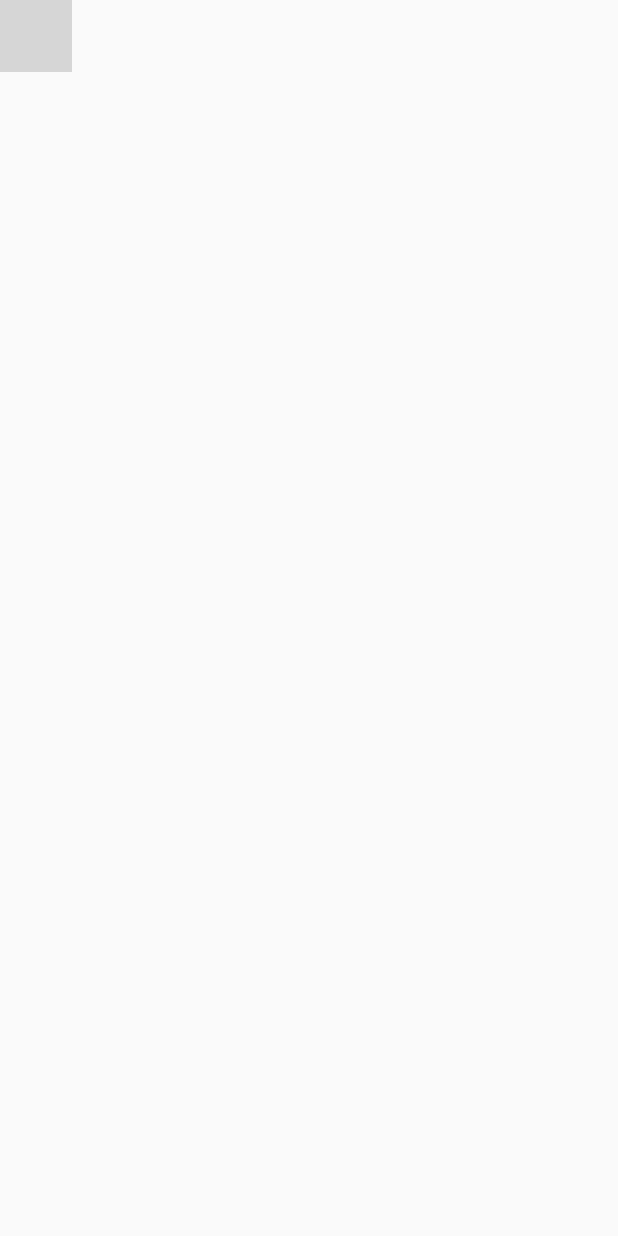
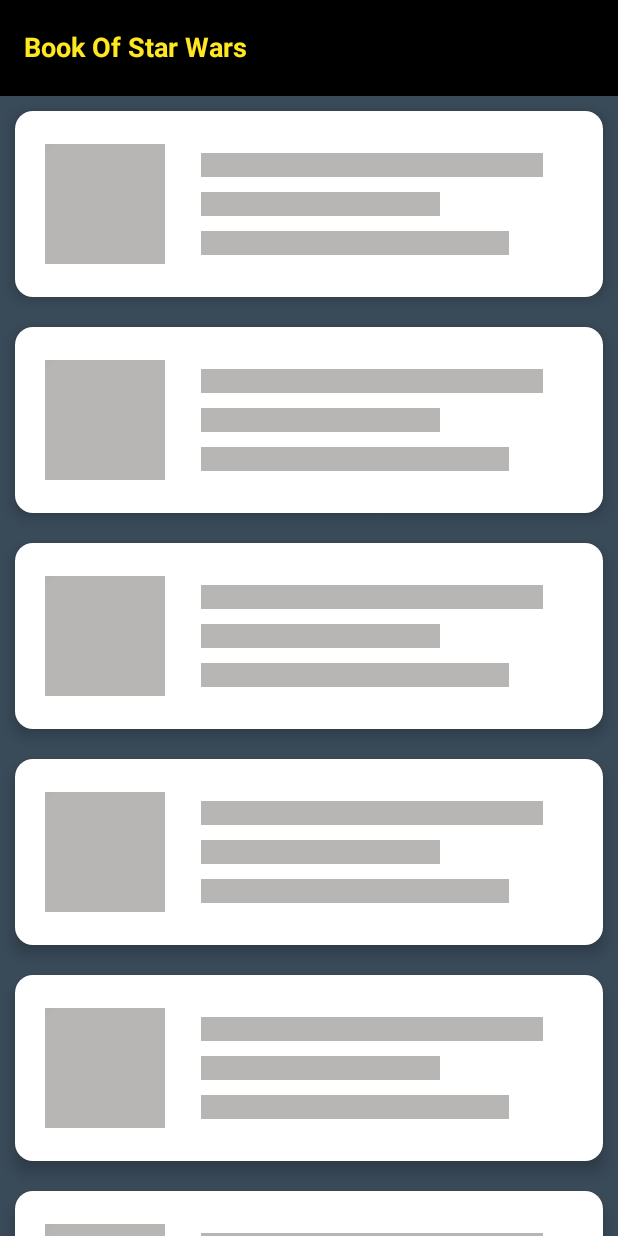
Before and after one commit to SirFilbido/BookOfStarWars, an Android app built with Jetpack Compose: the screen it shows after launch (MainActivity), on a phone screen of 412 x 824 dp. Run offline under Robolectric (Android 15) with nearby library versions, the phone set to English and light mode, and no system bars; our stand-ins replace Shimmer; 5 statements that could not run were skipped; grey boxes are pictures that could not be loaded.

Commit message:
Creating the list character screen and view model

```diff
--- /dev/null
+++ b/app/src/main/java/com/sirfilbido/bookofstarwars/ui/feature/character/listCharacter/ListCharacterScreen.kt
@@ -0,0 +1,146 @@
+package com.sirfilbido.bookofstarwars.ui.feature.character.listCharacter
+
+import androidx.compose.foundation.Image
+import androidx.compose.foundation.clickable
+import androidx.compose.foundation.layout.Arrangement
+import androidx.compose.foundation.layout.Column
+import androidx.compose.foundation.layout.Row
+import androidx.compose.foundation.layout.fillMaxSize
+import androidx.compose.foundation.layout.fillMaxWidth
+import androidx.compose.foundation.layout.padding
+import androidx.compose.foundation.lazy.LazyColumn
+import androidx.compose.foundation.lazy.itemsIndexed
+import androidx.compose.material3.CardDefaults
+import androidx.compose.material3.ElevatedCard
+import androidx.compose.material3.ExperimentalMaterial3Api
+import androidx.compose.material3.Scaffold
+import androidx.compose.material3.Text
+import androidx.compose.material3.TopAppBar
+import androidx.compose.material3.TopAppBarDefaults
+import androidx.compose.runtime.Composable
+import androidx.compose.runtime.LaunchedEffect
+import androidx.compose.runtime.collectAsState
+import androidx.compose.runtime.getValue
+import androidx.compose.runtime.rememberCoroutineScope
+import androidx.compose.ui.Modifier
+import androidx.compose.ui.layout.ContentScale
+import androidx.compose.ui.res.painterResource
+import androidx.compose.ui.res.stringResource
+import androidx.compose.ui.text.font.FontWeight
+import androidx.compose.ui.unit.dp
+import androidx.compose.ui.unit.sp
+import androidx.navigation.NavController
+import com.sirfilbido.bookofstarwars.R
+import com.sirfilbido.bookofstarwars.domain.model.CharacterList
+import com.sirfilbido.bookofstarwars.ui.components.RowLabelValue
+import com.sirfilbido.bookofstarwars.ui.feature.character.listCharacter.components.ShimmerListCharacter
+import com.sirfilbido.bookofstarwars.ui.navigation.Screen
+import com.sirfilbido.bookofstarwars.ui.theme.CoruscantBlue
+import com.sirfilbido.bookofstarwars.ui.theme.DroidYellow
+import com.sirfilbido.bookofstarwars.ui.theme.GalaxyBlack
+import com.sirfilbido.bookofstarwars.ui.theme.UnityWhite
+import kotlinx.coroutines.launch
+import org.koin.androidx.compose.koinViewModel
+
+
+@OptIn(ExperimentalMaterial3Api::class)
+@Composable
+fun ListCharacterScreen(navController: NavController) {
+
+    val scope = rememberCoroutineScope()
+    val viewModel = koinViewModel<ListCharacterViewModel>()
+    val listCharacter by viewModel.listCharacterState.collectAsState()
+
+    LaunchedEffect(viewModel) {
+        scope.launch { viewModel.fetchCharacters() }
+    }
+
+    Scaffold(
+        containerColor = CoruscantBlue,
+        topBar = {
+            TopAppBar(
+                colors = TopAppBarDefaults.topAppBarColors(
+                    containerColor = GalaxyBlack,
+                    titleContentColor = DroidYellow
+                ),
+                title = {
+                    Text(
+                        text = stringResource(id = R.string.list_character_toolbar_title),
+                        fontSize = 18.sp,
+                        fontWeight = FontWeight.Bold
+                    )
+                }
+            )
+        },
+    ) { padding ->
+        LazyColumn(
+            modifier = Modifier
+                .fillMaxSize()
+                .padding(padding)
+        ) {
+            if (listCharacter.isEmpty()){
+                items(10) {
+                    ShimmerListCharacter()
+                }
+            }else{
+                itemsIndexed(listCharacter){ position, _ ->
+                    CardCharacter(position, listCharacter, navController)
+                }
+            }
+        }
+    }
+}
+
+@Composable
+fun CardCharacter(
+    position: Int,
+    listCharacter: List<CharacterList>,
+    navController: NavController,
+) {
+    ElevatedCard(
+        elevation = CardDefaults.cardElevation(
+            defaultElevation = 6.dp
+        ), colors = CardDefaults.cardColors(
+            containerColor = UnityWhite,
+        ), modifier = Modifier
+            .padding(10.dp)
+            .clickable {
+                navController.navigate(
+                    Screen.DetailCharacterScreen.withArgs(
+                        listCharacter[position].id,
+                        listCharacter[position].name
+                    )
+                )
+            }
+    ) {
+        Row(
+            modifier = Modifier.fillMaxWidth(),
+            horizontalArrangement = Arrangement.spacedBy(4.dp)
+        ) {
+            Image(
+                painter = painterResource(id = R.drawable.ic_launcher_foreground),
+                contentDescription = null,
+                contentScale = ContentScale.Fit,
+            )
+
+            Column(
+                modifier = Modifier.padding(20.dp),
+                verticalArrangement = Arrangement.spacedBy(8.dp)
+            ) {
+                RowLabelValue(
+                    stringResource(id = R.string.list_character_name),
+                    listCharacter[position].name
+                )
+                RowLabelValue(
+                    stringResource(id = R.string.list_character_birth_year),
+                    listCharacter[position].birthYear
+                )
+                RowLabelValue(
+                    stringResource(id = R.string.list_character_gender),
+                    listCharacter[position].gender
+                        ?: stringResource(id = R.string.list_character_undefined)
+                )
+            }
+        }
+    }
+}
--- /dev/null
+++ b/app/src/main/java/com/sirfilbido/bookofstarwars/ui/feature/character/listCharacter/ListCharacterViewModel.kt
@@ -0,0 +1,24 @@
+package com.sirfilbido.bookofstarwars.ui.feature.character.listCharacter
+
+import androidx.lifecycle.ViewModel
+import androidx.lifecycle.viewModelScope
+import com.sirfilbido.bookofstarwars.domain.model.CharacterList
+import com.sirfilbido.bookofstarwars.domain.usecase.character.GetListCharactersUseCase
+import kotlinx.coroutines.flow.MutableStateFlow
+import kotlinx.coroutines.flow.asStateFlow
+import kotlinx.coroutines.launch
+
+class ListCharacterViewModel(
+    private val useCase: GetListCharactersUseCase
+) : ViewModel() {
+
+    private val _listCharacterState = MutableStateFlow(listOf<CharacterList>())
+    val listCharacterState = _listCharacterState.asStateFlow()
+
+    suspend fun fetchCharacters() {
+        viewModelScope.launch {
+            val list = useCase.invoke()
+            _listCharacterState.value = list
+        }
+    }
+}
--- /dev/null
+++ b/app/src/main/java/com/sirfilbido/bookofstarwars/ui/feature/character/listCharacter/components/ShimmerLIstCharacter.kt
@@ -0,0 +1,63 @@
+package com.sirfilbido.bookofstarwars.ui.feature.character.listCharacter.components
+
+import androidx.compose.foundation.layout.Arrangement
+import androidx.compose.foundation.layout.Box
+import androidx.compose.foundation.layout.Column
+import androidx.compose.foundation.layout.Row
+import androidx.compose.foundation.layout.fillMaxWidth
+import androidx.compose.foundation.layout.height
+import androidx.compose.foundation.layout.padding
+import androidx.compose.foundation.layout.size
+import androidx.compose.material3.CardDefaults
+import androidx.compose.material3.ElevatedCard
+import androidx.compose.runtime.Composable
+import androidx.compose.ui.Alignment
+import androidx.compose.ui.Modifier
+import androidx.compose.ui.unit.dp
+import com.sirfilbido.bookofstarwars.ui.theme.UnityWhite
+import com.sirfilbido.bookofstarwars.utils.extensions.shimmerEffect
+
+@Composable
+fun ShimmerListCharacter() {
+    ElevatedCard(
+        elevation = CardDefaults.cardElevation(
+            defaultElevation = 6.dp
+        ), colors = CardDefaults.cardColors(
+            containerColor = UnityWhite,
+        ),
+        modifier = Modifier.padding(10.dp)
+    ) {
+        Row(
+            modifier = Modifier
+                .fillMaxWidth()
+                .padding(horizontal = 20.dp, vertical = 8.dp),
+            horizontalArrangement = Arrangement.spacedBy(4.dp),
+            verticalAlignment = Alignment.CenterVertically
+        ) {
+            Box(
+                modifier = Modifier
+                    .size(80.dp)
+                    .shimmerEffect()
+            )
+
+            Column(
+                modifier = Modifier.padding(20.dp),
+                verticalArrangement = Arrangement.spacedBy(10.dp)
+            ) {
+                BoxHorizontal()
+                BoxHorizontal(0.7f)
+                BoxHorizontal(0.9f)
+            }
+        }
+    }
+}
+
+@Composable
+private fun BoxHorizontal(fraction: Float =1f) {
+    Box(
+        modifier = Modifier
+            .fillMaxWidth(fraction)
+            .height(16.dp)
+            .shimmerEffect()
+    )
+}
--- /dev/null
+++ b/app/src/main/java/com/sirfilbido/bookofstarwars/utils/extensions/ModifierExtensions.kt
@@ -0,0 +1,46 @@
+package com.sirfilbido.bookofstarwars.utils.extensions
+
+import androidx.compose.animation.core.animateFloat
+import androidx.compose.animation.core.infiniteRepeatable
+import androidx.compose.animation.core.rememberInfiniteTransition
+import androidx.compose.animation.core.tween
+import androidx.compose.foundation.background
+import androidx.compose.runtime.getValue
+import androidx.compose.runtime.mutableStateOf
+import androidx.compose.runtime.remember
+import androidx.compose.runtime.setValue
+import androidx.compose.ui.Modifier
+import androidx.compose.ui.composed
+import androidx.compose.ui.geometry.Offset
+import androidx.compose.ui.graphics.Brush
+import androidx.compose.ui.graphics.Color
+import androidx.compose.ui.layout.onGloballyPositioned
+import androidx.compose.ui.unit.IntSize
+
+fun Modifier.shimmerEffect(): Modifier = composed {
+    var size by remember {
+        mutableStateOf(IntSize.Zero)
+    }
+    val transition = rememberInfiniteTransition(label = "")
+    val starOffsetX by transition.animateFloat(
+        initialValue = -2 * size.width.toFloat(),
+        targetValue = 2 * size.width.toFloat(),
+        animationSpec = infiniteRepeatable(
+            tween(1500)
+        ),
+        label = ""
+    )
+
+    background(
+        brush = Brush.linearGradient(
+            colors = listOf(
+                Color(0xFFB8B5B5),
+                Color(0xFF8F8B85),
+                Color(0xFFB8B5B5),
+            ),
+            start = Offset(starOffsetX, 0f),
+            end = Offset(starOffsetX + size.width.toFloat(), size.height.toFloat())
+        )
+    )
+        .onGloballyPositioned { size = it.size }
+}
```
Also changed, not shown: app/src/main/java/com/sirfilbido/bookofstarwars/ui/components/RowLabelValue.kt (added, +20 -0 lines), app/src/main/res/values/strings.xml (+8 -0 lines).
